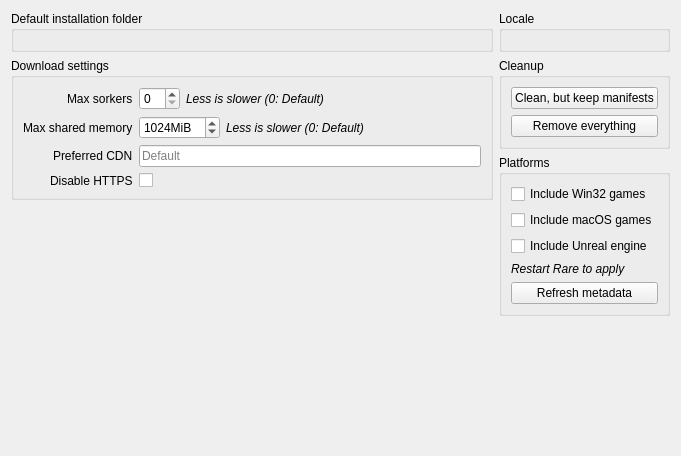
This is rare/ui/components/tabs/settings/legendary.ui in RareDevs/Rare as Qt 5 draws it before an edit. The edited form follows.
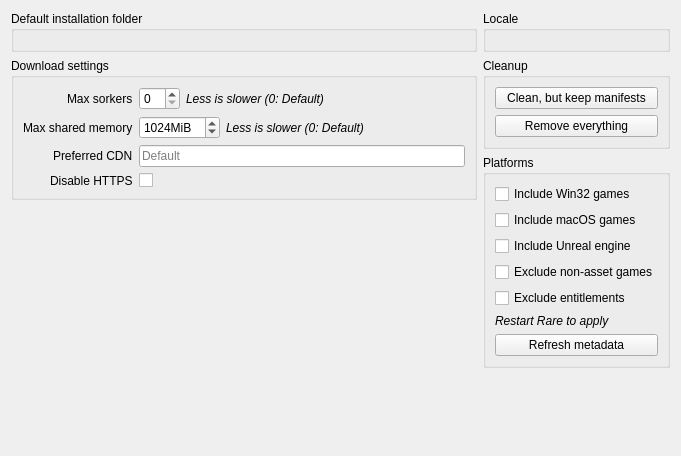
This is the edited form.

Commit message:
RareCore: Add options to exclude non-asset games and entitlements from startup
* Add options in settings to not request non-asset games and entitlements.

This greatly improves startup time but reduces functionality a bit. Both
options are disabled by default.

* Remove the old options to exclude Win32 and Mac games as they were no longer relevant.

* Add a performance context manager to log execution time when used.

* Fixed an issue with UbisoftGroup where multiple threads would spawn.

Diff of the .ui file:
```diff
--- a/rare/ui/components/tabs/settings/legendary.ui
+++ b/rare/ui/components/tabs/settings/legendary.ui
@@ -253,6 +253,30 @@
           </property>
          </widget>
         </item>
+        <item>
+         <widget class="QCheckBox" name="exclude_non_asset_check">
+          <property name="toolTip">
+           <string>Do not load metadata for non-asset games (i.e. Origin games) on start-up.
+
+Disabling this greatly improves start-up time, but some games might not be visible in your library.</string>
+          </property>
+          <property name="text">
+           <string>Exclude non-asset games</string>
+          </property>
+         </widget>
+        </item>
+        <item>
+         <widget class="QCheckBox" name="exclude_entitlements_check">
+          <property name="toolTip">
+           <string>Do not load entitlement data (i.e game's date of purchase) on start-up.
+
+Disabling this greatly improves start-up time, but some library filters may not work.</string>
+          </property>
+          <property name="text">
+           <string>Exclude entitlements</string>
+          </property>
+         </widget>
+        </item>
         <item>
          <widget class="QLabel" name="metadata_info">
           <property name="font">
```
Left out of the diff: 2 changed lines with no effect on the pictures. The commit also changes 4 other files.
